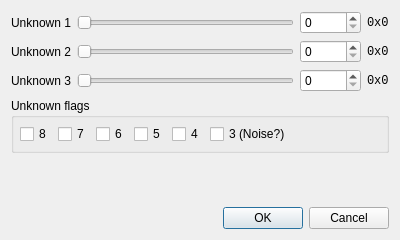
Before: the Qt Designer form src/mpbgui/SplitMiscEditor.ui in dakrk/manatools, drawn with Qt 5.
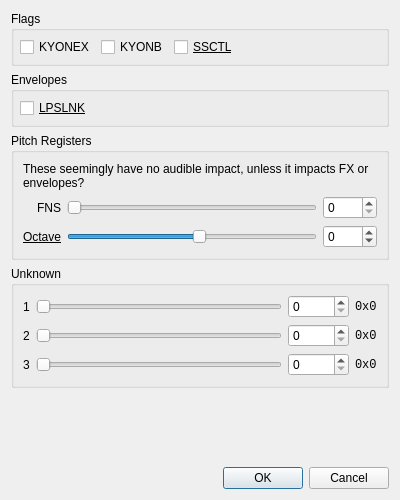
After: the same form once the commit is applied.

Commit message: mpbgui: present more data in SplitMiscEditor

```diff
--- a/src/mpbgui/SplitMiscEditor.ui
+++ b/src/mpbgui/SplitMiscEditor.ui
@@ -7,7 +7,7 @@
     <x>0</x>
     <y>0</y>
     <width>400</width>
-    <height>240</height>
+    <height>500</height>
    </rect>
   </property>
   <property name="windowTitle">
@@ -15,11 +15,219 @@
   </property>
   <layout class="QVBoxLayout" name="verticalLayout">
    <item>
+    <widget class="QGroupBox" name="groupFlags">
+     <property name="title">
+      <string>Flags</string>
+     </property>
+     <layout class="QHBoxLayout" name="horizontalLayout_2">
+      <property name="leftMargin">
+       <number>6</number>
+      </property>
+      <property name="topMargin">
+       <number>6</number>
+      </property>
+      <property name="rightMargin">
+       <number>6</number>
+      </property>
+      <property name="bottomMargin">
+       <number>6</number>
+      </property>
+      <item>
+       <widget class="QCheckBox" name="checkFlagKYONEX">
+        <property name="text">
+         <string>KYONEX</string>
+        </property>
+       </widget>
+      </item>
+      <item>
+       <widget class="QCheckBox" name="checkFlagKYONB">
+        <property name="text">
+         <string>KYONB</string>
+        </property>
+       </widget>
+      </item>
+      <item>
+       <widget class="QCheckBox" name="checkFlagSSCTL">
+        <property name="font">
+         <font>
+          <underline>true</underline>
+         </font>
+        </property>
+        <property name="toolTip">
+         <string>If set, reads random data instead of sample data. Essentially a noise generator.</string>
+        </property>
+        <property name="text">
+         <string>SSCTL</string>
+        </property>
+       </widget>
+      </item>
+      <item>
+       <spacer name="horizontalSpacer_2">
+        <property name="orientation">
+         <enum>Qt::Orientation::Horizontal</enum>
+        </property>
+        <property name="sizeHint" stdset="0">
+         <size>
+          <width>40</width>
+          <height>20</height>
+         </size>
+        </property>
+       </spacer>
+      </item>
+     </layout>
+    </widget>
+   </item>
+   <item>
+    <widget class="QGroupBox" name="groupEnvelopes">
+     <property name="title">
+      <string>Envelopes</string>
+     </property>
+     <layout class="QVBoxLayout" name="verticalLayout_4">
+      <property name="leftMargin">
+       <number>6</number>
+      </property>
+      <property name="topMargin">
+       <number>6</number>
+      </property>
+      <property name="rightMargin">
+       <number>6</number>
+      </property>
+      <property name="bottomMargin">
+       <number>6</number>
+      </property>
+      <item>
+       <widget class="QCheckBox" name="checkEnvLPSLNK">
+        <property name="font">
+         <font>
+          <underline>true</underline>
+         </font>
+        </property>
+        <property name="toolTip">
+         <string>&quot;If set, then the envelope transitions to the decay state when the sample loop start address is exceeded.&quot;</string>
+        </property>
+        <property name="text">
+         <string>LPSLNK</string>
+        </property>
+       </widget>
+      </item>
+     </layout>
+    </widget>
+   </item>
+   <item>
+    <widget class="QGroupBox" name="groupPitchRegs">
+     <property name="title">
+      <string>Pitch Registers</string>
+     </property>
+     <layout class="QVBoxLayout" name="verticalLayout_2">
+      <item>
+       <widget class="QLabel" name="label">
+        <property name="text">
+         <string>These seemingly have no audible impact, unless it impacts FX or envelopes?</string>
+        </property>
+        <property name="wordWrap">
+         <bool>true</bool>
+        </property>
+       </widget>
+      </item>
+      <item>
+       <layout class="QGridLayout" name="gridLayout_3">
+        <item row="0" column="0">
+         <widget class="QLabel" name="lblPitchFNS">
+          <property name="text">
+           <string>FNS</string>
+          </property>
+          <property name="alignment">
+           <set>Qt::AlignmentFlag::AlignRight|Qt::AlignmentFlag::AlignTrailing|Qt::AlignmentFlag::AlignVCenter</set>
+          </property>
+          <property name="buddy">
+           <cstring>spinPitchFNS</cstring>
+          </property>
+         </widget>
+        </item>
+        <item row="0" column="1">
+         <widget class="QSlider" name="sliderPitchFNS">
+          <property name="minimum">
+           <number>0</number>
+          </property>
+          <property name="maximum">
+           <number>2047</number>
+          </property>
+          <property name="orientation">
+           <enum>Qt::Orientation::Horizontal</enum>
+          </property>
+         </widget>
+        </item>
+        <item row="0" column="2">
+         <widget class="QSpinBox" name="spinPitchFNS">
+          <property name="minimum">
+           <number>0</number>
+          </property>
+          <property name="maximum">
+           <number>2047</number>
+          </property>
+         </widget>
+        </item>
+        <item row="1" column="0">
+         <widget class="QLabel" name="lblPitchOCT">
+          <property name="font">
+           <font>
+            <underline>true</underline>
+           </font>
+          </property>
+          <property name="toolTip">
+           <string>Apparently, if the sample format is ADPCM and OCT is 2 or higher, OCT is bumped up another octave.</string>
+          </property>
+          <property name="text">
+           <string>Octave</string>
+          </property>
+          <property name="alignment">
+           <set>Qt::AlignmentFlag::AlignRight|Qt::AlignmentFlag::AlignTrailing|Qt::AlignmentFlag::AlignVCenter</set>
+          </property>
+          <property name="buddy">
+           <cstring>spinPitchOCT</cstring>
+          </property>
+         </widget>
+        </item>
+        <item row="1" column="1">
+         <widget class="QSlider" name="sliderPitchOCT">
+          <property name="minimum">
+           <number>-8</number>
+          </property>
+          <property name="maximum">
+           <number>7</number>
+          </property>
+          <property name="orientation">
+           <enum>Qt::Orientation::Horizontal</enum>
+          </property>
+         </widget>
+        </item>
+        <item row="1" column="2">
+         <widget class="QSpinBox" name="spinPitchOCT">
+          <property name="minimum">
+           <number>-8</number>
+          </property>
+          <property name="maximum">
+           <number>7</number>
+          </property>
+         </widget>
+        </item>
+       </layout>
+      </item>
+     </layout>
+    </widget>
+   </item>
+   <item>
+    <widget class="QGroupBox" name="groupBox">
+     <property name="title">
+      <string>Unknown</string>
+     </property>
+     <layout class="QVBoxLayout" name="verticalLayout_3">
+      <item>
     <layout class="QGridLayout" name="gridLayout">
      <item row="2" column="0">
       <widget class="QLabel" name="lblUnk3">
        <property name="text">
-        <string>Unknown 3</string>
+           <string>3</string>
        </property>
        <property name="buddy">
         <cstring>spinUnk3</cstring>
@@ -64,7 +272,7 @@
      <item row="1" column="0">
       <widget class="QLabel" name="lblUnk2">
        <property name="text">
-        <string>Unknown 2</string>
+           <string>2</string>
        </property>
        <property name="buddy">
         <cstring>spinUnk2</cstring>
@@ -117,7 +325,7 @@
      <item row="0" column="0">
       <widget class="QLabel" name="lblUnk1">
        <property name="text">
-        <string>Unknown 1</string>
+           <string>1</string>
        </property>
        <property name="buddy">
         <cstring>spinUnk1</cstring>
@@ -138,79 +346,6 @@
      </item>
     </layout>
    </item>
-   <item>
-    <widget class="QGroupBox" name="groupUnkFlags">
-     <property name="title">
-      <string>Unknown flags</string>
-     </property>
-     <layout class="QHBoxLayout" name="horizontalLayout_2">
-      <property name="leftMargin">
-       <number>6</number>
-      </property>
-      <property name="topMargin">
-       <number>6</number>
-      </property>
-      <property name="rightMargin">
-       <number>6</number>
-      </property>
-      <property name="bottomMargin">
-       <number>6</number>
-      </property>
-      <item>
-       <widget class="QCheckBox" name="checkUnkFlag8">
-        <property name="text">
-         <string>8</string>
-        </property>
-       </widget>
-      </item>
-      <item>
-       <widget class="QCheckBox" name="checkUnkFlag7">
-        <property name="text">
-         <string>7</string>
-        </property>
-       </widget>
-      </item>
-      <item>
-       <widget class="QCheckBox" name="checkUnkFlag6">
-        <property name="text">
-         <string>6</string>
-        </property>
-       </widget>
-      </item>
-      <item>
-       <widget class="QCheckBox" name="checkUnkFlag5">
-        <property name="text">
-         <string>5</string>
-        </property>
-       </widget>
-      </item>
-      <item>
-       <widget class="QCheckBox" name="checkUnkFlag4">
-        <property name="text">
-         <string>4</string>
-        </property>
-       </widget>
-      </item>
-      <item>
-       <widget class="QCheckBox" name="checkUnkFlag3">
-        <property name="text">
-         <string>3 (Noise?)</string>
-        </property>
-       </widget>
-      </item>
-      <item>
-       <spacer name="horizontalSpacer_2">
-        <property name="orientation">
-         <enum>Qt::Orientation::Horizontal</enum>
-        </property>
-        <property name="sizeHint" stdset="0">
-         <size>
-          <width>40</width>
-          <height>20</height>
-         </size>
-        </property>
-       </spacer>
-      </item>
      </layout>
     </widget>
    </item>
```
Left out of the diff: 112 changed lines with no effect on the pictures. Lines whose indentation alone changed are shown as unchanged. The commit also changes 2 other files.
